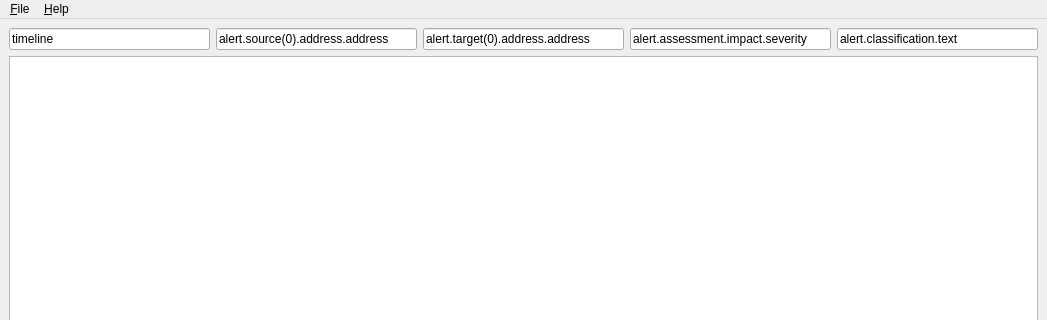
The window that src/frontend/picviz.ui (jpierre03/picviz) describes before a commit, drawn with Qt 5; both pictures show x 0 to 1047 and y 0 to 320 of the 1047 by 750 pixel window.
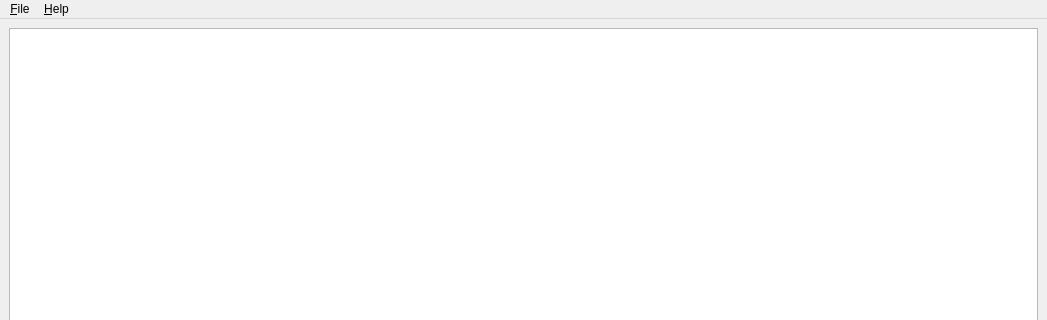
The same window after the commit.

The edit to the form file:
```diff
--- a/src/frontend/picviz.ui
+++ b/src/frontend/picviz.ui
@@ -23,43 +23,7 @@
    </property>
    <layout class="QVBoxLayout" >
     <item>
-     <layout class="QHBoxLayout" >
-      <item>
-       <widget class="QLineEdit" name="lineEdit1" >
-        <property name="text" >
-         <string>timeline</string>
-        </property>
-       </widget>
-      </item>
-      <item>
-       <widget class="QLineEdit" name="lineEdit2" >
-        <property name="text" >
-         <string>alert.source(0).address.address</string>
-        </property>
-       </widget>
-      </item>
-      <item>
-       <widget class="QLineEdit" name="lineEdit3" >
-        <property name="text" >
-         <string>alert.target(0).address.address</string>
-        </property>
-       </widget>
-      </item>
-      <item>
-       <widget class="QLineEdit" name="lineEdit4" >
-        <property name="text" >
-         <string>alert.assessment.impact.severity</string>
-        </property>
-       </widget>
-      </item>
-      <item>
-       <widget class="QLineEdit" name="lineEdit5" >
-        <property name="text" >
-         <string>alert.classification.text</string>
-        </property>
-       </widget>
-      </item>
-     </layout>
+     <layout class="QHBoxLayout" />
     </item>
     <item>
      <widget class="QGraphicsView" name="graphicsView" />
```
